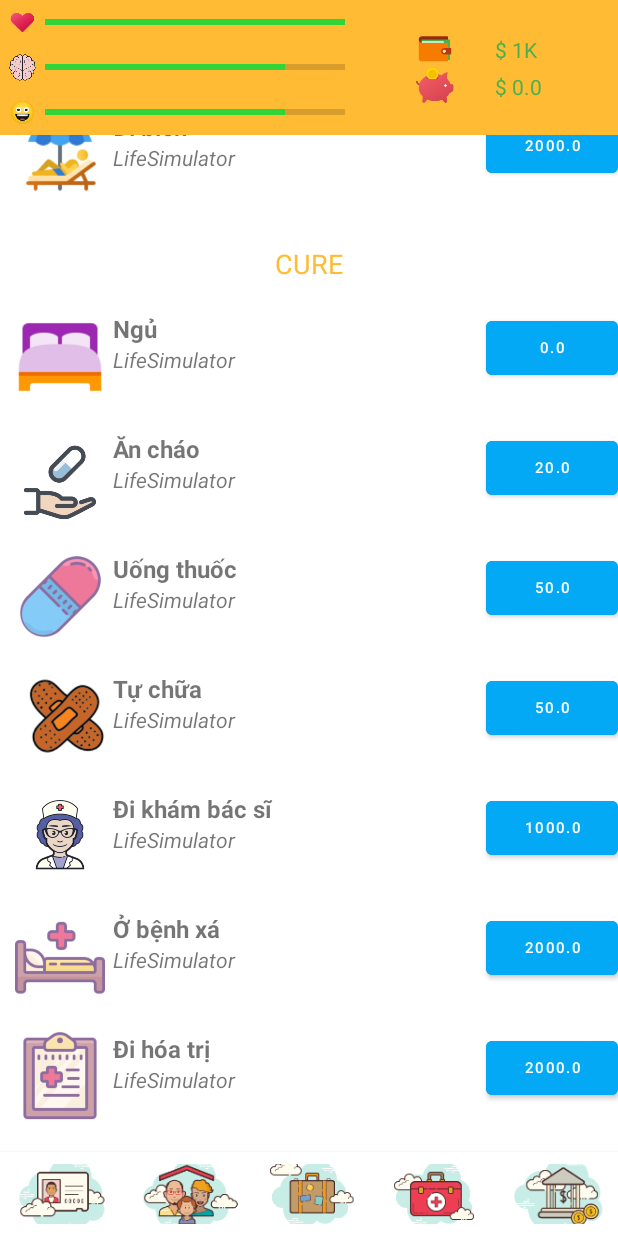
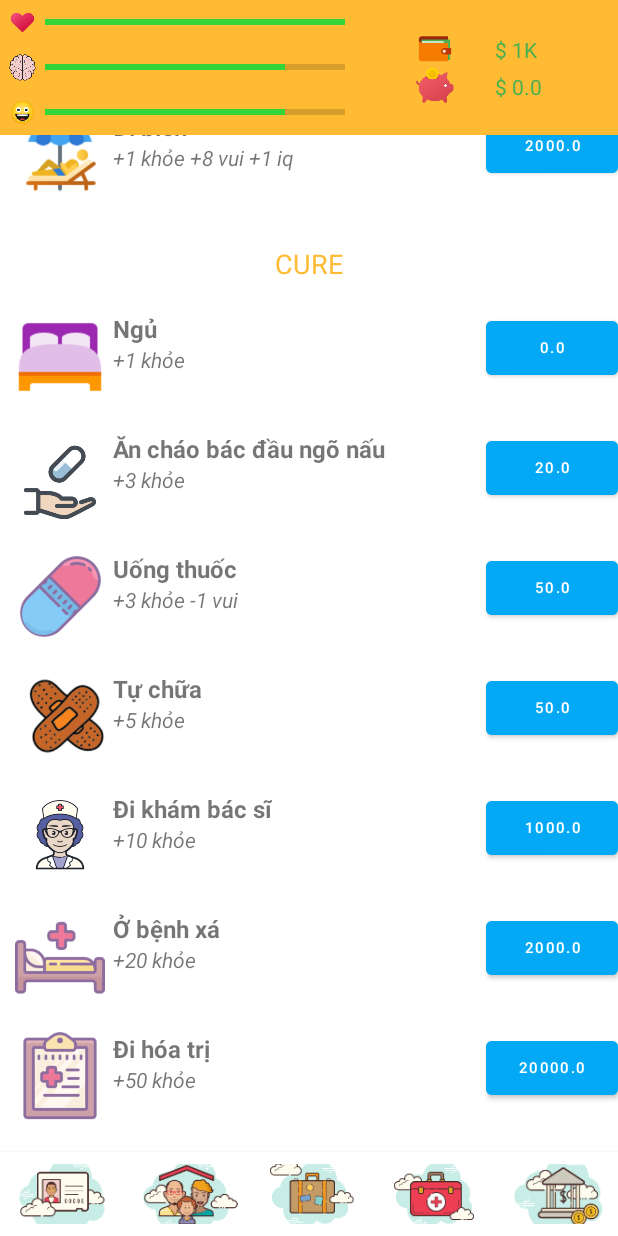
Before and after one commit to chaultm29/LifeSimulator, an Android app: the screen it shows after launch (MainActivity), item 4 of the bottom bar chosen, scrolled down 391 dp, on a phone screen of 412 x 824 dp. Run offline under Robolectric (Android 15) with nearby library versions, the phone set to English and light mode, and no system bars.

Commit message:
edit Description of leisure and cure

```diff
--- a/LifeSimulator/app/src/main/java/com/example/lifesimulator/Adapter/CureAdapter.java
+++ b/LifeSimulator/app/src/main/java/com/example/lifesimulator/Adapter/CureAdapter.java
@@ -50,6 +50,7 @@ public class CureAdapter extends RecyclerView.Adapter<CureAdapter.CureViewHolder
         holder.imgCure.setImageResource(cure.getResourceID());
         holder.title.setText(cure.getName());
         holder.interactButton.setText(String.valueOf(cure.getFee()));
+        holder.description.setText(cure.getDescription());
     }
 
     @Override
@@ -65,6 +66,7 @@ public class CureAdapter extends RecyclerView.Adapter<CureAdapter.CureViewHolder
         private ImageView imgCure;
         private TextView title;
         private Button interactButton;
+        private TextView description;
 
         public CureViewHolder(@NonNull View itemView) {
             super(itemView);
@@ -72,6 +74,7 @@ public class CureAdapter extends RecyclerView.Adapter<CureAdapter.CureViewHolder
             imgCure = itemView.findViewById(R.id.img_cure);
             title = itemView.findViewById(R.id.cure_title);
             interactButton = itemView.findViewById(R.id.interact_button_cure);
+            description = itemView.findViewById(R.id.cure_description);
 
             interactButton.setOnClickListener(new View.OnClickListener() {
                 @Override
--- a/LifeSimulator/app/src/main/java/com/example/lifesimulator/Adapter/LeisureAdapter.java
+++ b/LifeSimulator/app/src/main/java/com/example/lifesimulator/Adapter/LeisureAdapter.java
@@ -40,6 +40,7 @@ public class LeisureAdapter extends RecyclerView.Adapter<LeisureAdapter.LeisureV
         holder.imgLeisure.setImageResource(leisure.getResourceID());
         holder.title.setText(leisure.getName());
         holder.interactButton.setText(String.valueOf(leisure.getFee()));
+        holder.description.setText(leisure.getDescription());
     }
 
     @Override
@@ -55,6 +56,7 @@ public class LeisureAdapter extends RecyclerView.Adapter<LeisureAdapter.LeisureV
         private ImageView imgLeisure;
         private TextView title;
         private Button interactButton;
+        private TextView description;
 
 
         public LeisureViewHolder(@NonNull View itemView) {
@@ -63,6 +65,7 @@ public class LeisureAdapter extends RecyclerView.Adapter<LeisureAdapter.LeisureV
             imgLeisure = itemView.findViewById(R.id.img_leisure);
             title = itemView.findViewById(R.id.leisure_title);
             interactButton = itemView.findViewById(R.id.interact_button_leisure);
+            description = itemView.findViewById(R.id.leisure_description);
 
             interactButton.setOnClickListener(new View.OnClickListener() {
                 @Override
--- a/LifeSimulator/app/src/main/java/com/example/lifesimulator/Model/AppDataStore.java
+++ b/LifeSimulator/app/src/main/java/com/example/lifesimulator/Model/AppDataStore.java
@@ -52,24 +52,24 @@ public class AppDataStore {
 
     private static ArrayList<Leisure> getListLeisure() {
         ArrayList<Leisure> list = new ArrayList<>();
-        list.add(new Leisure("Nghỉ ngơi", 0, "Take a rest", R.drawable.leisure_bed, new Condition(0,0,0,1, 1)));
-        list.add(new Leisure("Đi chơi công viên", 20, "Take a rest", R.drawable.leisure_park_bench, new Condition(0, 0, -2, 2, 1)));
-        list.add(new Leisure("Đi nhậu", 200, "Take a rest", R.drawable.leisure_beer, new Condition(0, 0, -1, 5, -2)));
-        list.add(new Leisure("Đu concert của ộp pa", 1000, "Take a rest", R.drawable.leisure_concert, new Condition(0, 0, -2, 6, -1)));
-        list.add(new Leisure("Đi biển", 2000, "Take a rest", R.drawable.leisure_sunbathe, new Condition(0, 0, 1, 8, 1)));
+        list.add(new Leisure("Nghỉ ngơi", 0, "+1 vui +1 iq", R.drawable.leisure_bed, new Condition(0,0,0,1, 1)));
+        list.add(new Leisure("Đi chơi công viên", 20, "-2 khỏe +2 vui +1 iq", R.drawable.leisure_park_bench, new Condition(0, 0, -2, 2, 1)));
+        list.add(new Leisure("Đi nhậu", 200, "-1 khỏe +5 vui -2 iq", R.drawable.leisure_beer, new Condition(0, 0, -1, 5, -2)));
+        list.add(new Leisure("Đu concert của ộp pa", 1000, "-2 khỏe +6 vui -1 iq", R.drawable.leisure_concert, new Condition(0, 0, -2, 6, -1)));
+        list.add(new Leisure("Đi biển", 2000, "+1 khỏe +8 vui +1 iq", R.drawable.leisure_sunbathe, new Condition(0, 0, 1, 8, 1)));
         return list;
     }
 
     private static ArrayList<Cure> getListCure() {
         ArrayList<Cure> list = new ArrayList<>();
 
-        list.add(new Cure("Ngủ", 0, "Take a rest", R.drawable.leisure_bed, new Condition(0,0,1,-1,1)));
-        list.add(new Cure("Ăn cháo", 20, "Take a rest", R.drawable.cure_hand_pill, new Condition(0, 0 , 1, 1, 0)));
-        list.add(new Cure("Uống thuốc", 50, "Take a rest", R.drawable.cure_pill, new Condition(0, 0 , 3, -1, -1)));
-        list.add(new Cure("Tự chữa", 50, "Take a rest", R.drawable.bandage, new Condition(0, 0, 5, -2,  -1)));
-        list.add(new Cure("Đi khám bác sĩ", 1000, "Take a rest", R.drawable.cure_doctor_female, new Condition(0, 0, 10, 0, 0)));
-        list.add(new Cure("Ở bệnh xá", 2000, "Take a rest", R.drawable.cure_hospital_bed, new Condition(0, 0, 20, 0, 0)));
-        list.add(new Cure("Đi hóa trị", 2000, "Take a rest", R.drawable.cure_treatment_plan, new Condition(0, 0, 50, 0, 0)));
+        list.add(new Cure("Ngủ", 0, "+1 khỏe", R.drawable.leisure_bed, new Condition(0,0,1,0,0)));
+        list.add(new Cure("Ăn cháo bác đầu ngõ nấu", 20, "+3 khỏe", R.drawable.cure_hand_pill, new Condition(0, 0 , 3, 0, 0)));
+        list.add(new Cure("Uống thuốc", 50, "+3 khỏe -1 vui", R.drawable.cure_pill, new Condition(0, 0 , 3, -1, 0)));
+        list.add(new Cure("Tự chữa", 50, "+5 khỏe", R.drawable.bandage, new Condition(0, 0, 5, 0,  0)));
+        list.add(new Cure("Đi khám bác sĩ", 1000, "+10 khỏe", R.drawable.cure_doctor_female, new Condition(0, 0, 10, 0, 0)));
+        list.add(new Cure("Ở bệnh xá", 2000, "+20 khỏe", R.drawable.cure_hospital_bed, new Condition(0, 0, 20, 0, 0)));
+        list.add(new Cure("Đi hóa trị", 20000, "+50 khỏe", R.drawable.cure_treatment_plan, new Condition(0, 0, 50, 0, 0)));
         return list;
     }
 
--- a/LifeSimulator/app/src/main/res/layout/item_cure.xml
+++ b/LifeSimulator/app/src/main/res/layout/item_cure.xml
@@ -36,8 +36,7 @@
             android:layout_height="wrap_content"
             android:textStyle="italic"
             android:textSize="14sp"
-            android:text="@string/app_name"
-
+            android:id="@+id/cure_description"
             />
     </LinearLayout>
 
--- a/LifeSimulator/app/src/main/res/layout/item_leisure.xml
+++ b/LifeSimulator/app/src/main/res/layout/item_leisure.xml
@@ -28,17 +28,15 @@
             android:layout_height="wrap_content"
             android:textStyle="bold"
             android:textSize="16sp"
-            android:text="dsafdsfdsfasf"
 
 
             />
         <TextView
-            android:id="@+id/item_name"
+            android:id="@+id/leisure_description"
             android:layout_width="match_parent"
             android:layout_height="wrap_content"
             android:textStyle="italic"
             android:textSize="14sp"
-            android:text="@string/app_name"
 
             />
     </LinearLayout>
```
